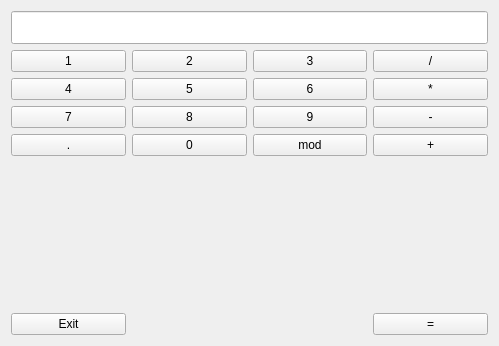
Before: the Qt Designer form calc_view.ui in topseli/PyCalc, drawn with Qt 5.
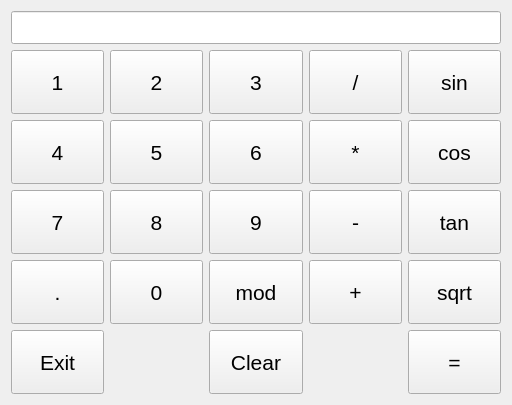
After: the same form once the commit is applied.

Commit message: add clear buttons, fix element naming

Diff of the .ui file:
```diff
--- a/calc_view.ui
+++ b/calc_view.ui
@@ -6,135 +6,225 @@
    <rect>
     <x>0</x>
     <y>0</y>
-    <width>499</width>
-    <height>346</height>
+    <width>512</width>
+    <height>400</height>
    </rect>
   </property>
   <property name="windowTitle">
    <string>Form</string>
   </property>
   <layout class="QGridLayout" name="gridLayout">
-   <item row="3" column="2">
-    <widget class="QPushButton" name="button_3">
+   <item row="7" column="2">
+    <widget class="QPushButton" name="button_modulo">
+     <property name="minimumSize">
+      <size>
+       <width>0</width>
+       <height>64</height>
+      </size>
+     </property>
+     <property name="font">
+      <font>
+       <pointsize>16</pointsize>
+      </font>
+     </property>
      <property name="text">
-      <string>3</string>
+      <string>mod</string>
+     </property>
+    </widget>
+   </item>
+   <item row="5" column="0">
+    <widget class="QPushButton" name="button_4">
+     <property name="minimumSize">
+      <size>
+       <width>0</width>
+       <height>64</height>
+      </size>
+     </property>
+     <property name="font">
+      <font>
+       <pointsize>16</pointsize>
+      </font>
+     </property>
+     <property name="text">
+      <string>4</string>
+     </property>
+    </widget>
+   </item>
+   <item row="6" column="1">
+    <widget class="QPushButton" name="button_8">
+     <property name="minimumSize">
+      <size>
+       <width>0</width>
+       <height>64</height>
+      </size>
+     </property>
+     <property name="font">
+      <font>
+       <pointsize>16</pointsize>
+      </font>
+     </property>
+     <property name="text">
+      <string>8</string>
      </property>
     </widget>
    </item>
    <item row="6" column="0">
+    <widget class="QPushButton" name="button_7">
+     <property name="minimumSize">
+      <size>
+       <width>0</width>
+       <height>64</height>
+      </size>
+     </property>
+     <property name="font">
+      <font>
+       <pointsize>16</pointsize>
+      </font>
+     </property>
+     <property name="text">
+      <string>7</string>
+     </property>
+    </widget>
+   </item>
+   <item row="7" column="0">
     <widget class="QPushButton" name="button_dot">
+     <property name="minimumSize">
+      <size>
+       <width>0</width>
+       <height>64</height>
+      </size>
+     </property>
+     <property name="font">
+      <font>
+       <pointsize>16</pointsize>
+      </font>
+     </property>
      <property name="text">
       <string>.</string>
      </property>
     </widget>
    </item>
+   <item row="7" column="1">
+    <widget class="QPushButton" name="button_0">
+     <property name="minimumSize">
+      <size>
+       <width>0</width>
+       <height>64</height>
+      </size>
+     </property>
+     <property name="font">
+      <font>
+       <pointsize>16</pointsize>
+      </font>
+     </property>
+     <property name="text">
+      <string>0</string>
+     </property>
+    </widget>
+   </item>
    <item row="3" column="1">
     <widget class="QPushButton" name="button_2">
+     <property name="minimumSize">
+      <size>
+       <width>0</width>
+       <height>64</height>
+      </size>
+     </property>
+     <property name="font">
+      <font>
+       <pointsize>16</pointsize>
+      </font>
+     </property>
      <property name="text">
       <string>2</string>
      </property>
     </widget>
    </item>
-   <item row="5" column="3">
-    <widget class="QPushButton" name="button_minus">
-     <property name="text">
-      <string>-</string>
-     </property>
-    </widget>
-   </item>
-   <item row="3" column="3">
-    <widget class="QPushButton" name="button_divide">
-     <property name="text">
-      <string>/</string>
-     </property>
-    </widget>
-   </item>
    <item row="5" column="2">
-    <widget class="QPushButton" name="button_9">
-     <property name="text">
-      <string>9</string>
-     </property>
-    </widget>
-   </item>
-   <item row="8" column="3">
-    <widget class="QPushButton" name="equals_button">
-     <property name="text">
-      <string>=</string>
-     </property>
-    </widget>
-   </item>
-   <item row="4" column="2">
     <widget class="QPushButton" name="button_6">
+     <property name="minimumSize">
+      <size>
+       <width>0</width>
+       <height>64</height>
+      </size>
+     </property>
+     <property name="font">
+      <font>
+       <pointsize>16</pointsize>
+      </font>
+     </property>
      <property name="text">
       <string>6</string>
      </property>
     </widget>
    </item>
-   <item row="5" column="0">
-    <widget class="QPushButton" name="button_7">
-     <property name="text">
-      <string>7</string>
-     </property>
-    </widget>
-   </item>
-   <item row="1" column="0" rowspan="2" colspan="4">
-    <widget class="QLineEdit" name="calculation_input">
-     <property name="font">
-      <font>
-       <pointsize>16</pointsize>
-      </font>
-     </property>
-     <property name="layoutDirection">
-      <enum>Qt::LeftToRight</enum>
-     </property>
-     <property name="text">
-      <string/>
-     </property>
-     <property name="alignment">
-      <set>Qt::AlignRight|Qt::AlignTrailing|Qt::AlignVCenter</set>
-     </property>
-     <property name="placeholderText">
-      <string/>
-     </property>
-    </widget>
-   </item>
-   <item row="4" column="3">
-    <widget class="QPushButton" name="button_multiply">
-     <property name="text">
-      <string>*</string>
-     </property>
-    </widget>
-   </item>
-   <item row="6" column="1">
-    <widget class="QPushButton" name="button_0">
-     <property name="text">
-      <string>0</string>
-     </property>
-    </widget>
-   </item>
-   <item row="4" column="0">
-    <widget class="QPushButton" name="button_4">
-     <property name="text">
-      <string>4</string>
-     </property>
-    </widget>
-   </item>
    <item row="6" column="2">
-    <widget class="QPushButton" name="button_modulo">
+    <widget class="QPushButton" name="button_9">
+     <property name="minimumSize">
+      <size>
+       <width>0</width>
+       <height>64</height>
+      </size>
+     </property>
+     <property name="font">
+      <font>
+       <pointsize>16</pointsize>
+      </font>
+     </property>
      <property name="text">
-      <string>mod</string>
+      <string>9</string>
+     </property>
+    </widget>
+   </item>
+   <item row="10" column="0">
+    <widget class="QPushButton" name="button_exit">
+     <property name="minimumSize">
+      <size>
+       <width>0</width>
+       <height>64</height>
+      </size>
+     </property>
+     <property name="font">
+      <font>
+       <pointsize>16</pointsize>
+      </font>
+     </property>
+     <property name="text">
+      <string>Exit</string>
+     </property>
+    </widget>
+   </item>
+   <item row="3" column="2">
+    <widget class="QPushButton" name="button_3">
+     <property name="minimumSize">
+      <size>
+       <width>0</width>
+       <height>64</height>
+      </size>
+     </property>
+     <property name="font">
+      <font>
+       <pointsize>16</pointsize>
+      </font>
+     </property>
+     <property name="text">
+      <string>3</string>
      </property>
     </widget>
    </item>
    <item row="5" column="1">
-    <widget class="QPushButton" name="button_8">
-     <property name="text">
-      <string>8</string>
-     </property>
-    </widget>
-   </item>
-   <item row="4" column="1">
     <widget class="QPushButton" name="button_5">
+     <property name="minimumSize">
+      <size>
+       <width>0</width>
+       <height>64</height>
+      </size>
+     </property>
+     <property name="font">
+      <font>
+       <pointsize>16</pointsize>
+      </font>
+     </property>
      <property name="text">
       <string>5</string>
      </property>
@@ -142,27 +232,24 @@
    </item>
    <item row="3" column="0">
     <widget class="QPushButton" name="button_1">
+     <property name="minimumSize">
+      <size>
+       <width>0</width>
+       <height>64</height>
+      </size>
+     </property>
+     <property name="font">
+      <font>
+       <pointsize>16</pointsize>
+      </font>
+     </property>
      <property name="text">
       <string>1</string>
      </property>
     </widget>
    </item>
-   <item row="6" column="3">
-    <widget class="QPushButton" name="button_plus">
-     <property name="text">
-      <string>+</string>
-     </property>
-    </widget>
-   </item>
-   <item row="8" column="0">
-    <widget class="QPushButton" name="exit_button">
-     <property name="text">
-      <string>Exit</string>
-     </property>
-    </widget>
-   </item>
-   <item row="7" column="1">
-    <spacer name="bottom_spacer">
+   <item row="8" column="2">
+    <spacer name="spacer_bottom">
      <property name="orientation">
       <enum>Qt::Vertical</enum>
      </property>
@@ -174,6 +261,207 @@
      </property>
     </spacer>
    </item>
+   <item row="3" column="3">
+    <widget class="QPushButton" name="button_divide">
+     <property name="minimumSize">
+      <size>
+       <width>0</width>
+       <height>64</height>
+      </size>
+     </property>
+     <property name="font">
+      <font>
+       <pointsize>16</pointsize>
+      </font>
+     </property>
+     <property name="text">
+      <string>/</string>
+     </property>
+    </widget>
+   </item>
+   <item row="5" column="3">
+    <widget class="QPushButton" name="button_multiply">
+     <property name="minimumSize">
+      <size>
+       <width>0</width>
+       <height>64</height>
+      </size>
+     </property>
+     <property name="font">
+      <font>
+       <pointsize>16</pointsize>
+      </font>
+     </property>
+     <property name="text">
+      <string>*</string>
+     </property>
+    </widget>
+   </item>
+   <item row="6" column="3">
+    <widget class="QPushButton" name="button_minus">
+     <property name="minimumSize">
+      <size>
+       <width>0</width>
+       <height>64</height>
+      </size>
+     </property>
+     <property name="font">
+      <font>
+       <pointsize>16</pointsize>
+      </font>
+     </property>
+     <property name="text">
+      <string>-</string>
+     </property>
+    </widget>
+   </item>
+   <item row="7" column="3">
+    <widget class="QPushButton" name="button_plus">
+     <property name="minimumSize">
+      <size>
+       <width>0</width>
+       <height>64</height>
+      </size>
+     </property>
+     <property name="font">
+      <font>
+       <pointsize>16</pointsize>
+      </font>
+     </property>
+     <property name="text">
+      <string>+</string>
+     </property>
+    </widget>
+   </item>
+   <item row="7" column="4">
+    <widget class="QPushButton" name="button_sqrt">
+     <property name="minimumSize">
+      <size>
+       <width>0</width>
+       <height>64</height>
+      </size>
+     </property>
+     <property name="font">
+      <font>
+       <pointsize>16</pointsize>
+      </font>
+     </property>
+     <property name="text">
+      <string>sqrt</string>
+     </property>
+    </widget>
+   </item>
+   <item row="6" column="4">
+    <widget class="QPushButton" name="button_tan">
+     <property name="minimumSize">
+      <size>
+       <width>0</width>
+       <height>64</height>
+      </size>
+     </property>
+     <property name="font">
+      <font>
+       <pointsize>16</pointsize>
+      </font>
+     </property>
+     <property name="text">
+      <string>tan</string>
+     </property>
+    </widget>
+   </item>
+   <item row="5" column="4">
+    <widget class="QPushButton" name="button_cos">
+     <property name="minimumSize">
+      <size>
+       <width>0</width>
+       <height>64</height>
+      </size>
+     </property>
+     <property name="font">
+      <font>
+       <pointsize>16</pointsize>
+      </font>
+     </property>
+     <property name="text">
+      <string>cos</string>
+     </property>
+    </widget>
+   </item>
+   <item row="3" column="4">
+    <widget class="QPushButton" name="button_sin">
+     <property name="minimumSize">
+      <size>
+       <width>0</width>
+       <height>64</height>
+      </size>
+     </property>
+     <property name="font">
+      <font>
+       <pointsize>16</pointsize>
+      </font>
+     </property>
+     <property name="text">
+      <string>sin</string>
+     </property>
+    </widget>
+   </item>
+   <item row="10" column="4">
+    <widget class="QPushButton" name="button_equals">
+     <property name="minimumSize">
+      <size>
+       <width>0</width>
+       <height>64</height>
+      </size>
+     </property>
+     <property name="font">
+      <font>
+       <pointsize>16</pointsize>
+      </font>
+     </property>
+     <property name="text">
+      <string>=</string>
+     </property>
+    </widget>
+   </item>
+   <item row="1" column="0" rowspan="2" colspan="5">
+    <widget class="QLineEdit" name="input_calculation">
+     <property name="font">
+      <font>
+       <pointsize>16</pointsize>
+      </font>
+     </property>
+     <property name="layoutDirection">
+      <enum>Qt::LeftToRight</enum>
+     </property>
+     <property name="text">
+      <string/>
+     </property>
+     <property name="alignment">
+      <set>Qt::AlignRight|Qt::AlignTrailing|Qt::AlignVCenter</set>
+     </property>
+     <property name="placeholderText">
+      <string/>
+     </property>
+    </widget>
+   </item>
+   <item row="10" column="2">
+    <widget class="QPushButton" name="button_clear">
+     <property name="minimumSize">
+      <size>
+       <width>0</width>
+       <height>64</height>
+      </size>
+     </property>
+     <property name="font">
+      <font>
+       <pointsize>16</pointsize>
+      </font>
+     </property>
+     <property name="text">
+      <string>Clear</string>
+     </property>
+    </widget>
+   </item>
   </layout>
  </widget>
  <resources/>
```
Left out of the diff: 2 changed lines with no effect on the pictures. The commit also changes 2 other files.
